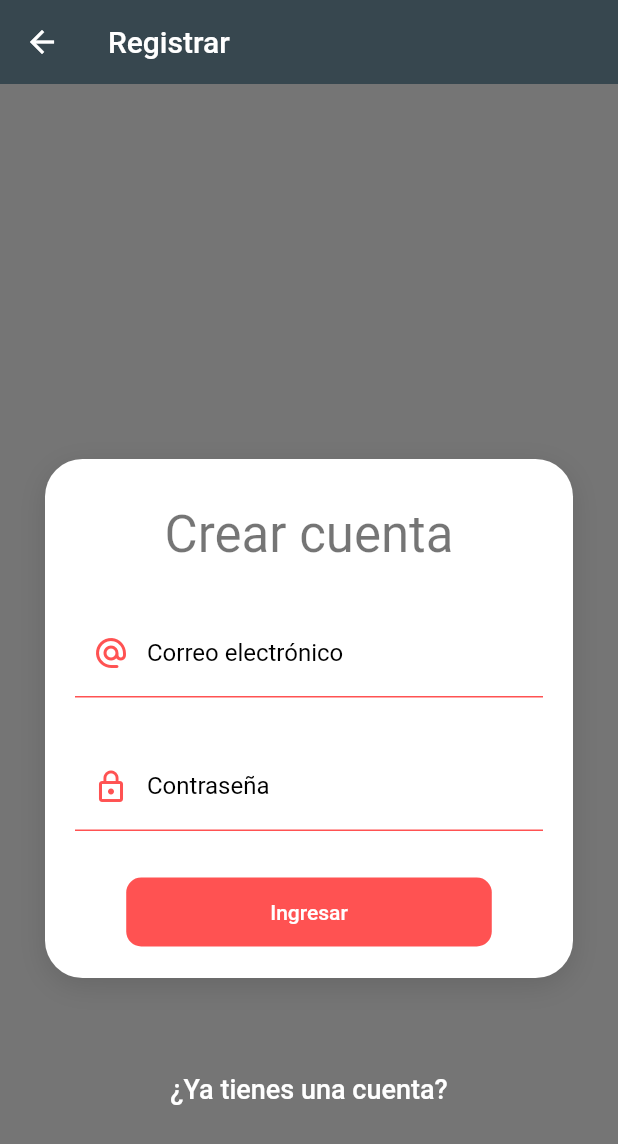
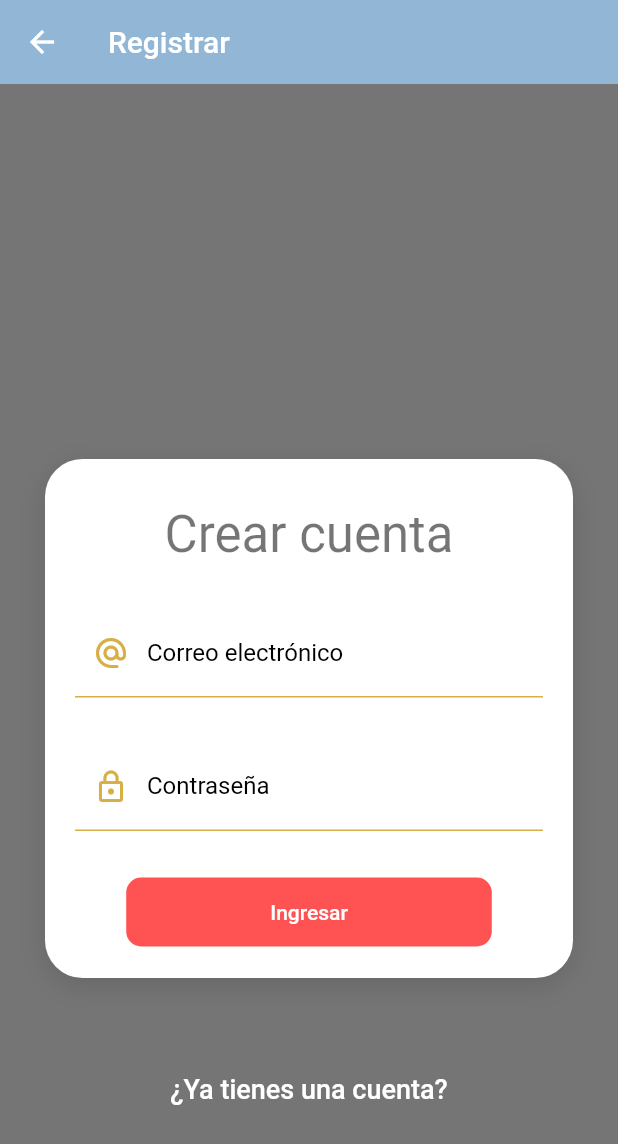
Before and after one commit to zeromk9/login, a Flutter app: the screen it shows after launch, after a tap on "REGISTRARSE", on a phone screen of 412 x 824 dp. Shown: the top 1144 px of the screen. Run offline on Flutter 3.47's test engine with Material 2 defaults, Android fonts, the phone set to English and light mode, and no system bars; our stand-ins replace flutter_secure_storage.

Commit message:
C7:Themes

```diff
--- a/login/lib/Colors/app_colors.dart
+++ b/login/lib/Colors/app_colors.dart
@@ -1,9 +1,47 @@
 import 'package:flutter/material.dart';
 
 class AppColors {
-  static const Color primaryColor = Color(0xFFD84315); // Rojo oscuro
-  static const Color accentColor = Color(0xFFBF360C); // Rojo más oscuro
-  static const Color secondaryColor = Color(0xFF37474F); // Gris oscuro/azul
-  static const Color buttonGreenColor = Color(0xFF4CAF50); // Verde oscuro
-  static const Color buttonBrownColor = Color(0xFF795548); // Marrón oscuro
+  // Colores para el tema original
+  static const Color primaryColor = Color(0xFFAD5D5D); // Rojo oscuro
+  static const Color accentColor = Color(0xFFD8AE47); // Amarillo oscuro
+  static const Color secondaryColor = Color(0xFF92B6D5); // Azul claro/oscuro
+  static const Color buttonGreenColor = Color(0xFF006E51); // Verde oscuro
+  static const Color buttonBrownColor =
+      Color(0xFFAF947E); // Marrón claro/oscuro
+
+  // Colores para el tema de hielo
+  static const Color icePrimaryColor = Color(0xFF64B5F6); // Azul claro
+  static const Color iceAccentColor = Color(0xFF1976D2); // Azul más oscuro
+  static const Color iceSecondaryColor = Color(0xFF455A64); // Gris azulado
+  static const Color iceButtonGreenColor = Color(0xFF00E676); // Verde claro
+
+  // Colores para el tema de fuego
+  static const Color firePrimaryColor = Color(0xFFFF7043); // Naranja claro
+  static const Color fireAccentColor = Color(0xFFFF3D00); // Naranja más oscuro
+  static const Color fireSecondaryColor = Color(0xFFBDBDBD); // Gris claro
+  static const Color fireButtonGreenColor = Color(0xFF388E3C); // Verde oscuro
+
+  // Estilos de texto para cada tema
+  static const TextStyle titulo = TextStyle(
+    fontSize: 24,
+    fontWeight: FontWeight.bold,
+    color: Colors.white,
+  );
+
+  static const TextStyle subtitulo = TextStyle(
+    fontSize: 18,
+    fontWeight: FontWeight.normal,
+    color: Colors.white,
+  );
+
+  static const TextStyle botonTexto = TextStyle(
+    fontSize: 16,
+    fontWeight: FontWeight.bold,
+    color: Colors.white,
+  );
+
+  static const TextStyle hintTexto = TextStyle(
+    fontSize: 16,
+    color: Colors.grey,
+  );
 }
--- a/login/lib/main.dart
+++ b/login/lib/main.dart
@@ -1,25 +1,27 @@
-// ignore_for_file: prefer_const_constructors
-
+// main.dart
 import 'package:flutter/material.dart';
-import 'package:login/screens/check_auth_screen.dart';
 import 'package:provider/provider.dart';
 
 import 'screens/screens.dart';
 import 'services/services.dart';
+import 'providers/providers.dart';
 
-void main() => runApp(AppState());
+void main() => runApp(
+      MultiProvider(
+        providers: [
+          ChangeNotifierProvider(create: (_) => AuthService()),
+          ChangeNotifierProvider(create: (_) => TemaManager()),
+        ],
+        child: const AppState(),
+      ),
+    );
 
 class AppState extends StatelessWidget {
   const AppState({super.key});
 
   @override
   Widget build(BuildContext context) {
-    return MultiProvider(
-      providers: [
-        ChangeNotifierProvider(create: (_) => AuthService()),
-      ],
-      child: MyApp(),
-    );
+    return const MyApp();
   }
 }
 
@@ -33,10 +35,11 @@ class MyApp extends StatelessWidget {
       title: 'LOGIN TO MY APP',
       initialRoute: 'home',
       routes: {
-        'login': (_) => LoginScreen(),
-        'register': (_) => RegistrarScreen(),
-        'home': (_) => HomeScreen(),
-        'checking': (_) => CheckAuthScreen()
+        'login': (_) => const LoginScreen(),
+        'register': (_) => const RegistrarScreen(),
+        'home': (_) => const HomeScreen(),
+        'checking': (_) => const CheckAuthScreen(),
+        'main': (_) => const MainScreen(),
       },
       scaffoldMessengerKey: NotificationsService.messengerKey,
       theme: ThemeData.light().copyWith(
--- /dev/null
+++ b/login/lib/providers/providers.dart
@@ -0,0 +1,2 @@
+export '../providers/login_provider.dart';
+export '../providers/theme_color_provider.dart';
--- a/login/lib/screens/home_screen.dart
+++ b/login/lib/screens/home_screen.dart
@@ -4,27 +4,16 @@ import 'package:flutter/material.dart';
 import 'login_screen.dart';
 import 'registrar_screen.dart';
 import '/Colors/app_colors.dart';
-import '/services/services.dart';
-import 'package:provider/provider.dart';
 
 class HomeScreen extends StatelessWidget {
   const HomeScreen({super.key});
 
   @override
   Widget build(BuildContext context) {
-    final authService = Provider.of<AuthService>(context, listen: false);
-
     return Scaffold(
       appBar: AppBar(
         title: const Text('My App'),
         backgroundColor: AppColors.primaryColor,
-        leading: IconButton(
-          icon: const Icon(Icons.login_outlined),
-          onPressed: () {
-            authService.logout();
-            Navigator.pushReplacementNamed(context, 'login');
-          },
-        ),
       ),
       body: Center(
         child: Column(
@@ -48,7 +37,7 @@ class HomeScreen extends StatelessWidget {
               onPressed: () {
                 Navigator.push(
                   context,
-                  MaterialPageRoute(builder: (context) => LoginScreen()),
+                  MaterialPageRoute(builder: (context) => const LoginScreen()),
                 );
               },
               child: const Text('LOGIN'),
@@ -61,7 +50,8 @@ class HomeScreen extends StatelessWidget {
               onPressed: () {
                 Navigator.push(
                   context,
-                  MaterialPageRoute(builder: (context) => RegistrarScreen()),
+                  MaterialPageRoute(
+                      builder: (context) => const RegistrarScreen()),
                 );
               },
               child: const Text('REGISTRARSE'),
--- a/login/lib/screens/login_screen.dart
+++ b/login/lib/screens/login_screen.dart
@@ -134,7 +134,7 @@ class _LoginForm extends StatelessWidget {
                     );
 
                     if (errorMessage == null) {
-                      Navigator.pushReplacementNamed(context, 'home');
+                      Navigator.pushReplacementNamed(context, 'main');
                     } else {
                       // print( errorMessage );
                       NotificationsService.showSnackbar(errorMessage);
--- a/login/lib/screens/registrar_screen.dart
+++ b/login/lib/screens/registrar_screen.dart
@@ -131,7 +131,7 @@ class _LoginForm extends StatelessWidget {
                       final String? errorMessage = await authService.createUser(
                           loginForm.email, loginForm.password);
                       if (errorMessage == null) {
-                        Navigator.pushReplacementNamed(context, 'home');
+                        Navigator.pushReplacementNamed(context, 'main');
                       } else {
                         //print(errorMessage);
                         loginForm.isLoading = false;
--- a/login/lib/screens/screens.dart
+++ b/login/lib/screens/screens.dart
@@ -1,3 +1,5 @@
 export 'package:login/screens/home_screen.dart';
 export '/screens/login_screen.dart';
 export '/screens/registrar_screen.dart';
+export '/screens/check_auth_screen.dart';
+export '/screens/main_screen.dart';
--- a/login/lib/ui/input_decorations.dart
+++ b/login/lib/ui/input_decorations.dart
@@ -1,4 +1,5 @@
 import 'package:flutter/material.dart';
+import '../Colors/app_colors.dart';
 
 class InputDecorations {
   static InputDecoration authInputDecoration({
@@ -9,14 +10,15 @@ class InputDecorations {
     return InputDecoration(
       enabledBorder: const UnderlineInputBorder(
         borderSide: BorderSide(
-            color: Colors.redAccent,
+          color: AppColors.accentColor, // Cambiado a accentColor de AppColors
         ),
       ),
       focusedBorder: const UnderlineInputBorder(
         borderSide: BorderSide(
-          color: Colors.redAccent,
+          color: AppColors.accentColor, // Cambiado a accentColor de AppColors
           width: 2,
-        )),
+        ),
+      ),
       hintText: hintText,
       labelText: labelText,
       labelStyle: const TextStyle(
@@ -25,8 +27,10 @@ class InputDecorations {
       prefixIcon: prefixIcon != null
           ? Icon(
               prefixIcon,
-                color: Colors.redAccent,
+              color:
+                  AppColors.accentColor, // Cambiado a accentColor de AppColors
             )
-            : null);
+          : null,
+    );
   }
 }
```
Also changed, not shown: login/lib/providers/login_provider.dart (+10 -0 lines), login/lib/providers/theme_color_provider.dart (added, +100 -0 lines), login/lib/screens/main_screen.dart (added, +50 -0 lines), login/assets/imgs/fire.jpg (added), login/assets/imgs/ice.jpg (added), login/assets/imgs/normal.jpg (added), login/assets/imgs/welcome.gif (added). Lines whose indentation alone changed are shown as unchanged.
